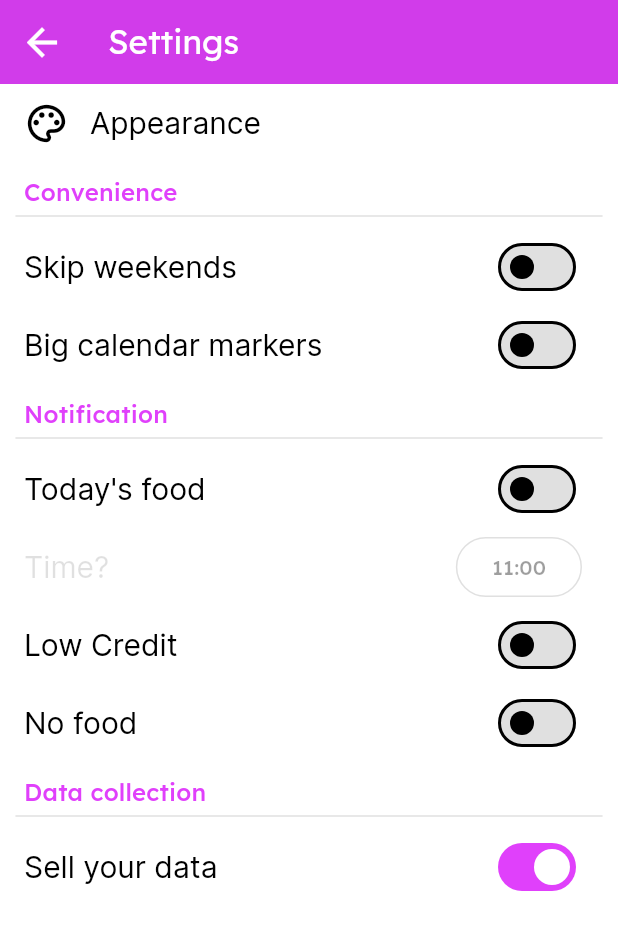
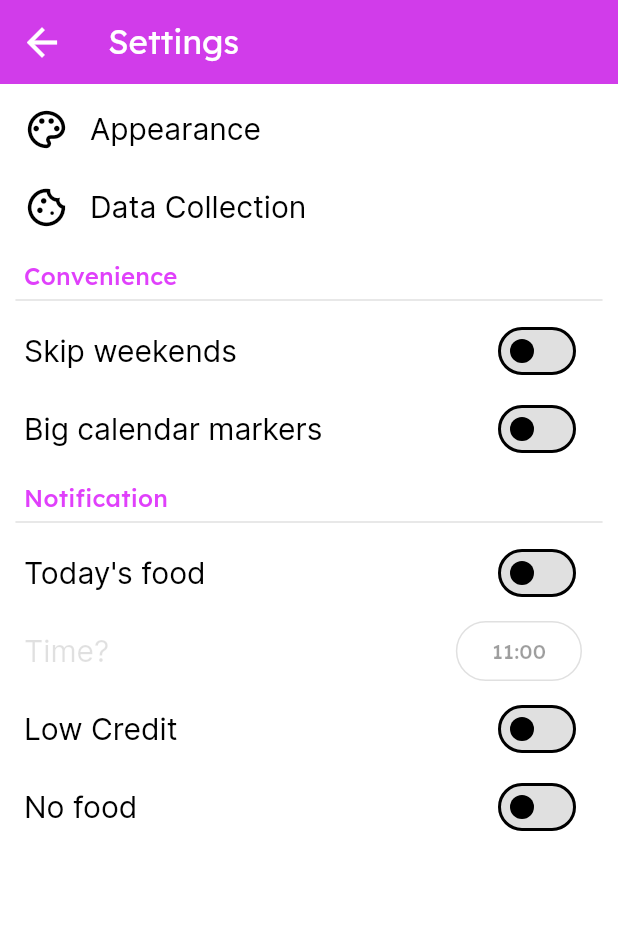
Before and after one commit to App-Elevate/AUT.aplikace-legacy, a Flutter app: the SettingsScreen screen opened directly, on a phone screen of 412 x 824 dp. Shown: the top 930 px of the screen. Run offline on Flutter 3.47's test engine with Material 3 defaults, Android fonts, the phone set to English and light mode, and no system bars; our stand-ins replace awesome_notifications, firebase_analytics, firebase_core, firebase_crashlytics, flutter_secure_storage, flutter_svg and 10 more; missing offline and left inert: background_fetch, canteenlib, enum_to_string, icons_flutter; accounts and stored records are empty; statements that could not run were skipped.

Commit message:
move data collection to own screen in settings

```diff
--- a/lib/pages_new/settings.dart
+++ b/lib/pages_new/settings.dart
@@ -1,5 +1,8 @@
+import 'package:autojidelna/classes_enums/spacing.dart';
 import 'package:autojidelna/pages_new/appearance.dart';
+import 'package:autojidelna/pages_new/data_collection.dart';
 import 'package:autojidelna/providers.dart';
+import 'package:autojidelna/shared_widgets/settings/custom_divider.dart';
 import 'package:autojidelna/shared_widgets/settings/section_title.dart';
 import 'package:autojidelna/shared_widgets/settings/time_picker_todays_food.dart';
 import 'package:flutter/material.dart';
@@ -15,10 +18,16 @@ class SettingsScreen extends StatelessWidget {
       body: SingleChildScrollView(
         child: Column(
           children: [
+            CustomDivider(height: Spacing.s4),
             ListTile(
               leading: const Icon(Icons.palette_outlined),
               title: const Text("Appearance"),
               onTap: () => Navigator.of(context).push(MaterialPageRoute(builder: (context) => const AppearanceScreen())),
+            ),
+            ListTile(
+              leading: const Icon(Icons.cookie_outlined),
+              title: const Text("Data Collection"),
+              onTap: () => Navigator.of(context).push(MaterialPageRoute(builder: (context) => const DataCollectionScreen())),
             ),
             const SectionTitle("Convenience"),
             // TODO: implement this
@@ -60,13 +69,6 @@ class SettingsScreen extends StatelessWidget {
                 onChanged: weekLongFamine.set,
               ),
             ),
-            // TODO: implement this
-            const SectionTitle("Data collection"),
-            SwitchListTile(
-              title: const Text("Sell your data"),
-              value: true,
-              onChanged: (value) {},
-            ),
           ],
         ),
       ),
```
Also changed, not shown: lib/pages_new/data_collection.dart (added, +66 -0 lines).
